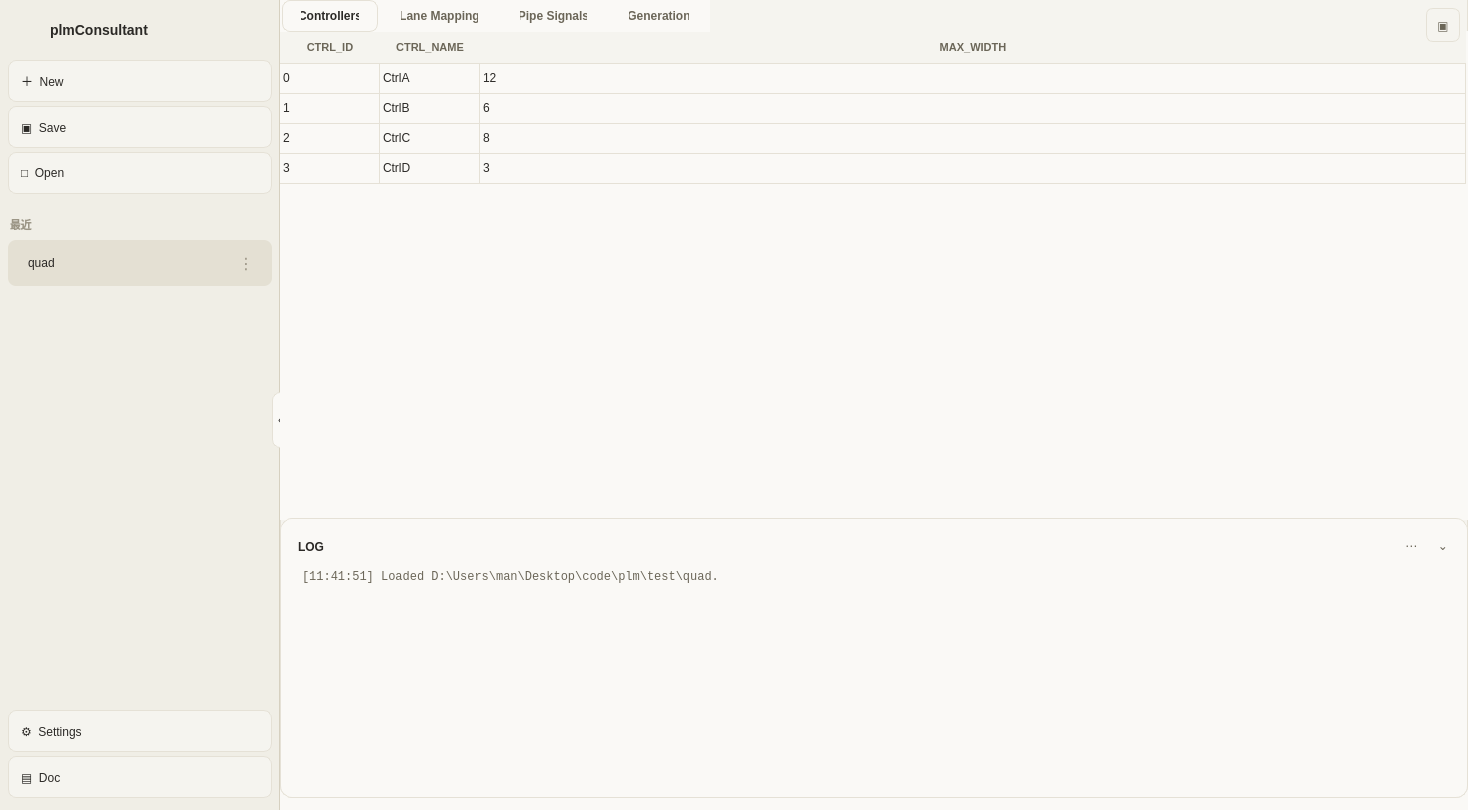
First picture: the form in plm/src/plm/frontend/qt/designer/plm_layout_reference.ui, repository MaNan93/code, before the edit.
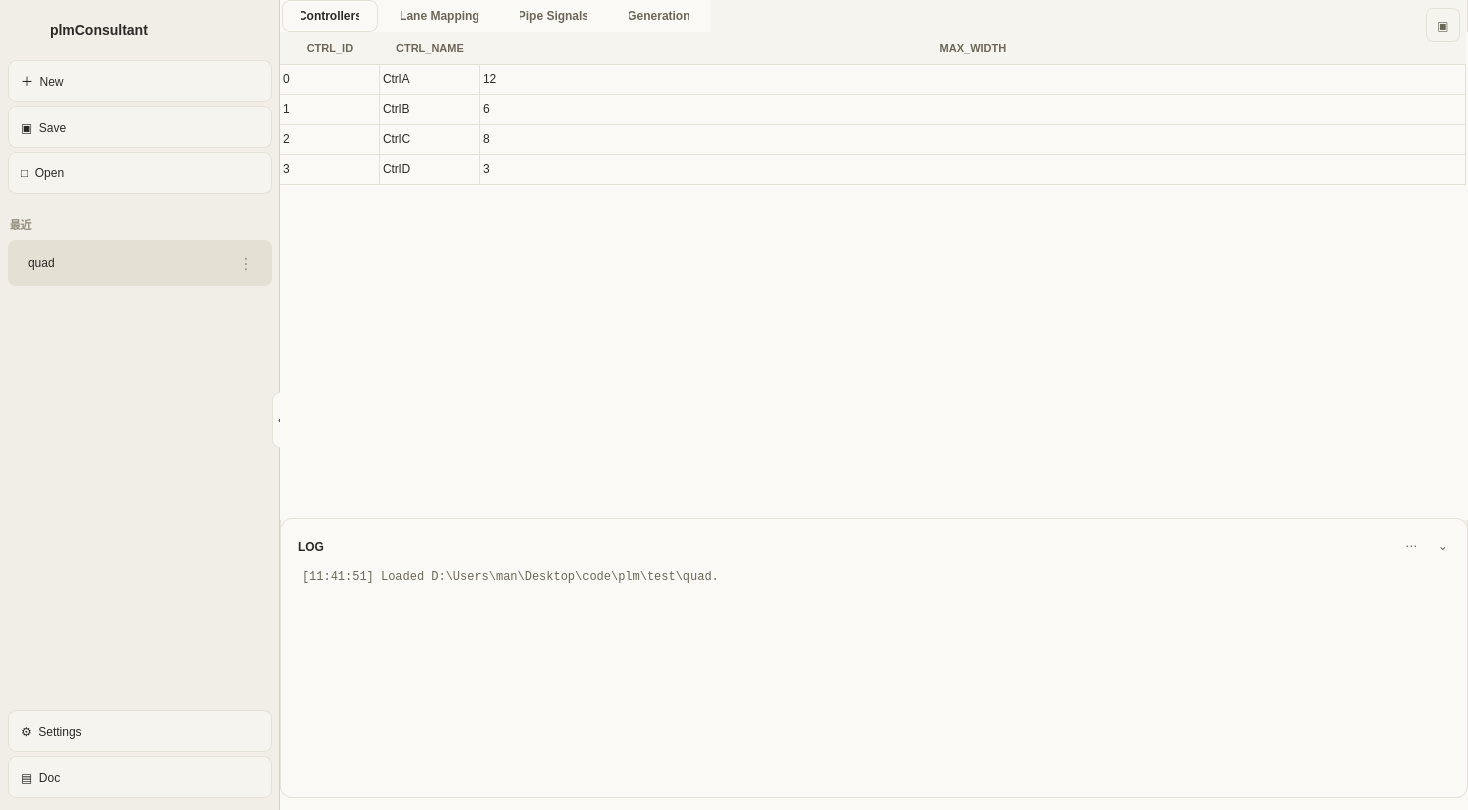
Second picture: the form after the edit. Icons and pictures are not drawn.

Commit message: ui: align selected tabs with content divider

Diff of the .ui file:
```diff
--- a/plm/src/plm/frontend/qt/designer/plm_layout_reference.ui
+++ b/plm/src/plm/frontend/qt/designer/plm_layout_reference.ui
@@ -16,7 +16,7 @@
 QToolButton#recentMenuBtn { background:transparent; border:none; border-radius:6px; color:#9c9686; font-size:16px; }
 QToolButton#edgeToggle { background:#faf9f6; border:1px solid #e5e1d6; border-radius:8px; }
 QFrame#editorShell { background:#f5f4ef; border:1px solid #e5e1d6; border-top:none; border-top-left-radius:0; border-top-right-radius:0; border-bottom-left-radius:12px; border-bottom-right-radius:12px; }
-QTabWidget::pane { border:none; top:-1px; background:transparent; }
+QTabWidget::pane { border:none; top:0; background:transparent; }
 QTabBar::tab { color:#6b6658; background:transparent; padding:8px 18px; margin:0 2px; border:1px solid transparent; border-radius:8px; font-weight:500; }
 QTabBar::tab:selected { color:#2b2926; background:#faf9f6; border-color:#e5e1d6; font-weight:600; }
 QTableWidget { background:#faf9f6; border:none; gridline-color:#e5e1d6; selection-background-color:#f2ded4; }
```
The commit also changes 1 other file.
